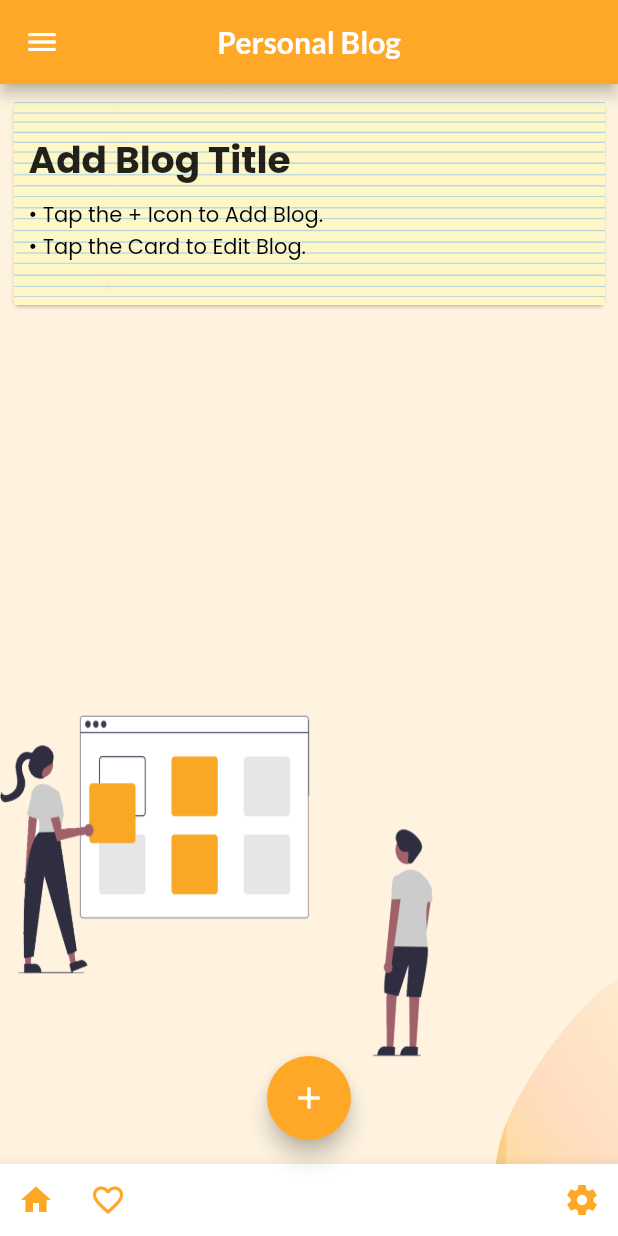
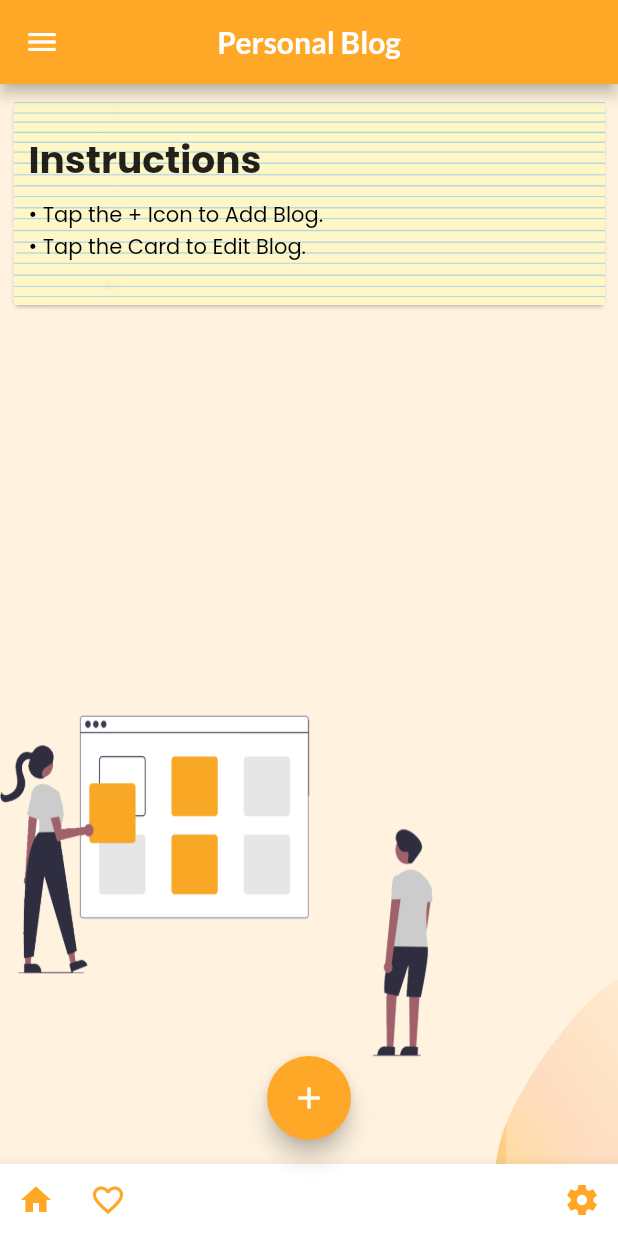
Before and after one commit to DarwinCamahalan/daily_notes_flutter, a Flutter app: the MyHomePage screen opened directly, after a tap on an icon or button, on a phone screen of 412 x 824 dp. Run offline on Flutter 3.47's test engine with Material 2 defaults, Android fonts, the phone set to English and light mode, and no system bars; our stand-ins replace flutter_svg, google_fonts.

Commit message:
Enhance UI

```diff
--- a/lib/Screens/Blogs/inherited_widgets.dart
+++ b/lib/Screens/Blogs/inherited_widgets.dart
@@ -3,7 +3,7 @@ import 'package:flutter/material.dart';
 class BlogInheritedWidget extends InheritedWidget {
   final notes = [
     {
-      'title': 'Add Blog Title',
+      'title': 'Instructions',
       'text': '• Tap the + Icon to Add Blog.\n• Tap the Card to Edit Blog.'
     },
   ];
--- a/lib/Screens/Notes/inherited_widgets.dart
+++ b/lib/Screens/Notes/inherited_widgets.dart
@@ -3,7 +3,7 @@ import 'package:flutter/material.dart';
 class NoteInheritedWidget extends InheritedWidget {
   final notes = [
     {
-      'title': 'Add Notes',
+      'title': 'Instructions',
       'text': '• Tap the + Icon to Add Note.\n• Tap the Card to Edit Note.'
     },
   ];
--- a/lib/Screens/Webster/webster_screen.dart
+++ b/lib/Screens/Webster/webster_screen.dart
@@ -146,7 +146,7 @@ class _MyHomePageState extends State<MyHomePage> {
                   return ListBody(
                     children: <Widget>[
                       Container(
-                        color: Colors.orange[100],
+                        color: Colors.white,
                         child: ListTile(
                           leading: snapshot.data["definitions"][index]
                                       ["image_url"] ==
```
